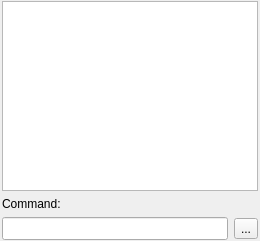
The window that librecad/src/ui/dock_widgets/command_line/qg_commandwidget.ui (LibreCAD/LibreCAD) describes before a commit, drawn with Qt 5.
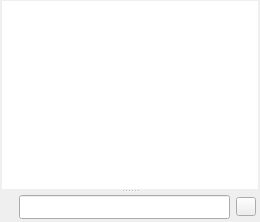
The same window after the commit. Icons and pictures are not drawn. Custom widgets are drawn as their Qt base class.

Commit message: Modernize Phase 2 drafting UI, command input and grip editing

What changed in the file:
```diff
--- a/librecad/src/ui/dock_widgets/command_line/qg_commandwidget.ui
+++ b/librecad/src/ui/dock_widgets/command_line/qg_commandwidget.ui
@@ -2,158 +2,62 @@
 <ui version="4.0">
  <class>QG_CommandWidget</class>
  <widget class="QWidget" name="QG_CommandWidget">
-  <property name="geometry">
-   <rect>
-    <x>0</x>
-    <y>0</y>
-    <width>260</width>
-    <height>241</height>
-   </rect>
-  </property>
-  <property name="windowTitle">
-   <string>Command Line</string>
-  </property>
-  <layout class="QGridLayout" name="gridLayout" rowstretch="10,0,0">
-   <property name="leftMargin">
-    <number>2</number>
-   </property>
-   <property name="topMargin">
-    <number>1</number>
-   </property>
-   <property name="rightMargin">
-    <number>2</number>
-   </property>
-   <property name="bottomMargin">
-    <number>1</number>
-   </property>
-   <item row="2" column="0">
-    <widget class="QG_CommandEdit" name="leCommand">
-     <property name="minimumSize">
-      <size>
-       <width>0</width>
-       <height>23</height>
-      </size>
-     </property>
-     <property name="baseSize">
-      <size>
-       <width>0</width>
-       <height>23</height>
-      </size>
-     </property>
-     <property name="toolTip">
-      <string>Enter your command here</string>
-     </property>
-    </widget>
-   </item>
-   <item row="2" column="1">
-    <widget class="QToolButton" name="options_button">
-     <property name="toolTip">
-      <string>Click to see more options</string>
-     </property>
-     <property name="text">
-      <string>...</string>
-     </property>
-     <property name="icon">
-      <iconset resource="../../../../res/icons/icons.qrc">
-       <normaloff>:/icons/options.lci</normaloff>:/icons/options.lci</iconset>
-     </property>
-     <property name="iconSize">
-      <size>
-       <width>12</width>
-       <height>12</height>
-      </size>
-     </property>
-     <property name="popupMode">
-      <enum>QToolButton::InstantPopup</enum>
-     </property>
-     <property name="toolButtonStyle">
-      <enum>Qt::ToolButtonIconOnly</enum>
-     </property>
-    </widget>
-   </item>
-   <item row="1" column="0" colspan="2">
-    <widget class="QLabel" name="lCommand">
-     <property name="sizePolicy">
-      <sizepolicy hsizetype="Ignored" vsizetype="Preferred">
-       <horstretch>0</horstretch>
-       <verstretch>0</verstretch>
-      </sizepolicy>
-     </property>
-     <property name="text">
-      <string>Command:</string>
-     </property>
-     <property name="wordWrap">
-      <bool>true</bool>
-     </property>
-    </widget>
-   </item>
-   <item row="0" column="0" colspan="2">
-    <widget class="QG_CommandHistory" name="teHistory">
-     <property name="sizePolicy">
-      <sizepolicy hsizetype="Expanding" vsizetype="Minimum">
-       <horstretch>0</horstretch>
-       <verstretch>0</verstretch>
-      </sizepolicy>
-     </property>
-     <property name="minimumSize">
-      <size>
-       <width>1</width>
-       <height>1</height>
-      </size>
-     </property>
-     <property name="focusPolicy">
-      <enum>Qt::NoFocus</enum>
-     </property>
-     <property name="toolTip">
-      <string>Command history and output</string>
-     </property>
-     <property name="lineWidth">
-      <number>0</number>
-     </property>
-     <property name="horizontalScrollBarPolicy">
-      <enum>Qt::ScrollBarAlwaysOff</enum>
-     </property>
-     <property name="documentTitle">
-      <string notr="true"/>
-     </property>
-     <property name="undoRedoEnabled">
-      <bool>false</bool>
-     </property>
-     <property name="readOnly">
-      <bool>true</bool>
-     </property>
-     <property name="html">
-      <string notr="true">&lt;!DOCTYPE HTML PUBLIC &quot;-//W3C//DTD HTML 4.0//EN&quot; &quot;http://www.w3.org/TR/REC-html40/strict.dtd&quot;&gt;
-&lt;html&gt;&lt;head&gt;&lt;meta name=&quot;qrichtext&quot; content=&quot;1&quot; /&gt;&lt;meta charset=&quot;utf-8&quot; /&gt;&lt;style type=&quot;text/css&quot;&gt;
-p, li { white-space: pre-wrap; }
-hr { height: 1px; border-width: 0; }
-li.unchecked::marker { content: &quot;\2610&quot;; }
-li.checked::marker { content: &quot;\2612&quot;; }
-&lt;/style&gt;&lt;/head&gt;&lt;body style=&quot; font-family:'Segoe UI'; font-size:9pt; font-weight:400; font-style:normal;&quot;&gt;
-&lt;p style=&quot;-qt-paragraph-type:empty; margin-top:0px; margin-bottom:0px; margin-left:0px; margin-right:0px; -qt-block-indent:0; text-indent:0px; font-family:'Sans'; font-size:10pt;&quot;&gt;&lt;br /&gt;&lt;/p&gt;&lt;/body&gt;&lt;/html&gt;</string>
-     </property>
-     <property name="acceptRichText">
-      <bool>false</bool>
-     </property>
-     <property name="linkUnderline" stdset="0">
-      <bool>false</bool>
-     </property>
+  <property name="windowTitle"><string>Command Line</string></property>
+  <layout class="QVBoxLayout" name="commandLayout">
+   <property name="leftMargin"><number>2</number></property>
+   <property name="topMargin"><number>1</number></property>
+   <property name="rightMargin"><number>2</number></property>
+   <property name="bottomMargin"><number>1</number></property>
+   <property name="spacing"><number>0</number></property>
+   <item>
+    <widget class="QSplitter" name="historySplitter">
+     <property name="orientation"><enum>Qt::Vertical</enum></property>
+     <property name="handleWidth"><number>4</number></property>
+     <widget class="QG_CommandHistory" name="teHistory">
+      <property name="minimumSize"><size><width>1</width><height>1</height></size></property>
+      <property name="focusPolicy"><enum>Qt::NoFocus</enum></property>
+      <property name="toolTip"><string>Command history and output. Drag the separator to resize.</string></property>
+      <property name="frameShape"><enum>QFrame::NoFrame</enum></property>
+      <property name="horizontalScrollBarPolicy"><enum>Qt::ScrollBarAlwaysOff</enum></property>
+      <property name="undoRedoEnabled"><bool>false</bool></property>
+      <property name="readOnly"><bool>true</bool></property>
+      <property name="acceptRichText"><bool>false</bool></property>
+     </widget>
+     <widget class="QWidget" name="commandRow">
+      <property name="sizePolicy"><sizepolicy hsizetype="Expanding" vsizetype="Fixed"><horstretch>0</horstretch><verstretch>0</verstretch></sizepolicy></property>
+      <layout class="QHBoxLayout" name="inputLayout" stretch="0,1,0">
+       <property name="leftMargin"><number>4</number></property>
+       <property name="topMargin"><number>2</number></property>
+       <property name="rightMargin"><number>2</number></property>
+       <property name="bottomMargin"><number>2</number></property>
+       <property name="spacing"><number>6</number></property>
+       <item><widget class="QG_CommandPromptLabel" name="lCommand"/></item>
+       <item>
+        <widget class="QG_CommandEdit" name="leCommand">
+         <property name="minimumSize"><size><width>120</width><height>24</height></size></property>
+         <property name="toolTip"><string>Enter a command or precise coordinates</string></property>
+         <property name="accessibleName"><string>Command input</string></property>
+        </widget>
+       </item>
+       <item>
+        <widget class="QToolButton" name="options_button">
+         <property name="toolTip"><string>Command line options</string></property>
+         <property name="icon"><iconset resource="../../../../res/icons/icons.qrc"><normaloff>:/icons/options.lci</normaloff>:/icons/options.lci</iconset></property>
+         <property name="iconSize"><size><width>12</width><height>12</height></size></property>
+         <property name="popupMode"><enum>QToolButton::InstantPopup</enum></property>
+         <property name="toolButtonStyle"><enum>Qt::ToolButtonIconOnly</enum></property>
+        </widget>
+       </item>
+      </layout>
+     </widget>
     </widget>
    </item>
   </layout>
  </widget>
- <layoutdefault spacing="6" margin="11"/>
  <customwidgets>
-  <customwidget>
-   <class>QG_CommandHistory</class>
-   <extends>QTextEdit</extends>
-   <header>qg_commandhistory.h</header>
-  </customwidget>
-  <customwidget>
-   <class>QG_CommandEdit</class>
-   <extends>QLineEdit</extends>
-   <header>qg_commandedit.h</header>
-  </customwidget>
+  <customwidget><class>QG_CommandHistory</class><extends>QTextEdit</extends><header>qg_commandhistory.h</header></customwidget>
+  <customwidget><class>QG_CommandEdit</class><extends>QLineEdit</extends><header>qg_commandedit.h</header></customwidget>
+  <customwidget><class>QG_CommandPromptLabel</class><extends>QLabel</extends><header>qg_commandpromptlabel.h</header></customwidget>
  </customwidgets>
  <resources>
   <include location="../../../../res/icons/icons.qrc"/>
```
Left out of the diff: 4 changed lines with no effect on the pictures. The commit also changes 47 other files.
